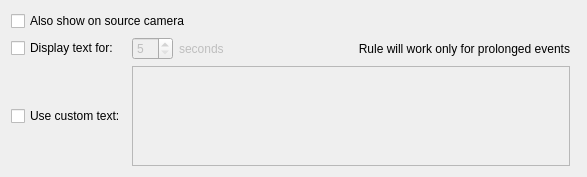
Old version of the form vms/client/nx_vms_client_desktop/src/ui/widgets/business/show_text_overlay_action_widget.ui in the repository networkoptix/nx_open.
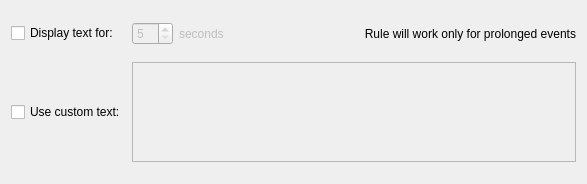
New version of the form.

Commit message: VMS-36671: Add "use source camera" checkbox to camera actions

The edit to the form file:
```diff
--- a/vms/client/nx_vms_client_desktop/src/ui/widgets/business/show_text_overlay_action_widget.ui
+++ b/vms/client/nx_vms_client_desktop/src/ui/widgets/business/show_text_overlay_action_widget.ui
@@ -7,14 +7,46 @@
     <x>0</x>
     <y>0</y>
     <width>587</width>
-    <height>174</height>
+    <height>184</height>
    </rect>
   </property>
   <property name="windowTitle">
    <string/>
   </property>
   <layout class="QGridLayout" name="gridLayout">
-   <item row="2" column="1">
+   <item row="4" column="1">
+    <widget class="QPlainTextEdit" name="customTextEdit">
+     <property name="enabled">
+      <bool>false</bool>
+     </property>
+     <property name="minimumSize">
+      <size>
+       <width>0</width>
+       <height>100</height>
+      </size>
+     </property>
+     <property name="maximumSize">
+      <size>
+       <width>16777215</width>
+       <height>100</height>
+      </size>
+     </property>
+     <property name="horizontalScrollBarPolicy">
+      <enum>Qt::ScrollBarAlwaysOff</enum>
+     </property>
+     <property name="centerOnScroll">
+      <bool>false</bool>
+     </property>
+    </widget>
+   </item>
+   <item row="1" column="0">
+    <widget class="QCheckBox" name="fixedDurationCheckBox">
+     <property name="text">
+      <string>Display text for:</string>
+     </property>
+    </widget>
+   </item>
+   <item row="1" column="1">
     <layout class="QHBoxLayout" name="horizontalLayout_3">
      <item>
       <widget class="QWidget" name="durationWidget" native="true">
@@ -97,72 +129,13 @@
      </item>
     </layout>
    </item>
-   <item row="1" column="0" colspan="3">
-    <layout class="QHBoxLayout" name="horizontalLayout_2">
-     <property name="spacing">
-      <number>0</number>
-     </property>
-     <item>
-      <widget class="QCheckBox" name="useSourceCheckBox">
-       <property name="text">
-        <string>Also show on source camera</string>
-       </property>
-      </widget>
-     </item>
-     <item>
-      <spacer name="horizontalSpacer">
-       <property name="orientation">
-        <enum>Qt::Horizontal</enum>
-       </property>
-       <property name="sizeHint" stdset="0">
-        <size>
-         <width>40</width>
-         <height>20</height>
-        </size>
-       </property>
-      </spacer>
-     </item>
-    </layout>
-   </item>
-   <item row="2" column="0">
-    <widget class="QCheckBox" name="fixedDurationCheckBox">
-     <property name="text">
-      <string>Display text for:</string>
-     </property>
-    </widget>
-   </item>
-   <item row="5" column="0">
+   <item row="4" column="0">
     <widget class="QCheckBox" name="customTextCheckBox">
      <property name="text">
       <string>Use custom text:</string>
      </property>
     </widget>
    </item>
-   <item row="5" column="1">
-    <widget class="QPlainTextEdit" name="customTextEdit">
-     <property name="enabled">
-      <bool>false</bool>
-     </property>
-     <property name="minimumSize">
-      <size>
-       <width>0</width>
-       <height>100</height>
-      </size>
-     </property>
-     <property name="maximumSize">
-      <size>
-       <width>16777215</width>
-       <height>100</height>
-      </size>
-     </property>
-     <property name="horizontalScrollBarPolicy">
-      <enum>Qt::ScrollBarAlwaysOff</enum>
-     </property>
-     <property name="centerOnScroll">
-      <bool>false</bool>
-     </property>
-    </widget>
-   </item>
   </layout>
  </widget>
  <resources/>
```
The commit also changes 18 other files.
